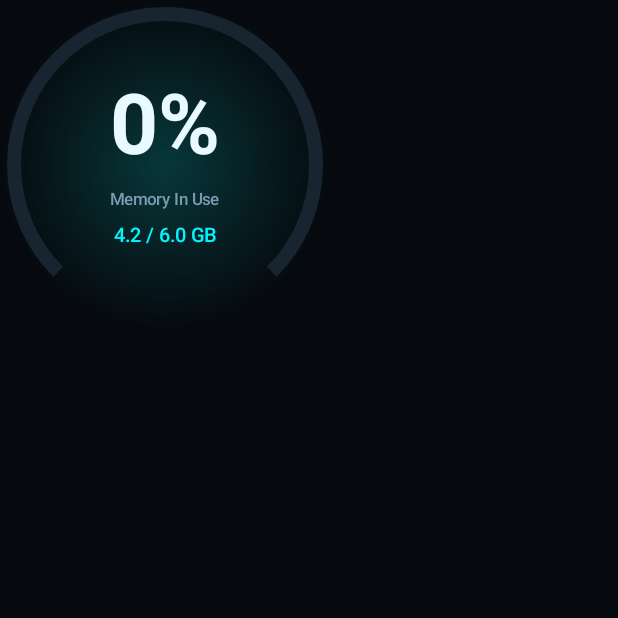
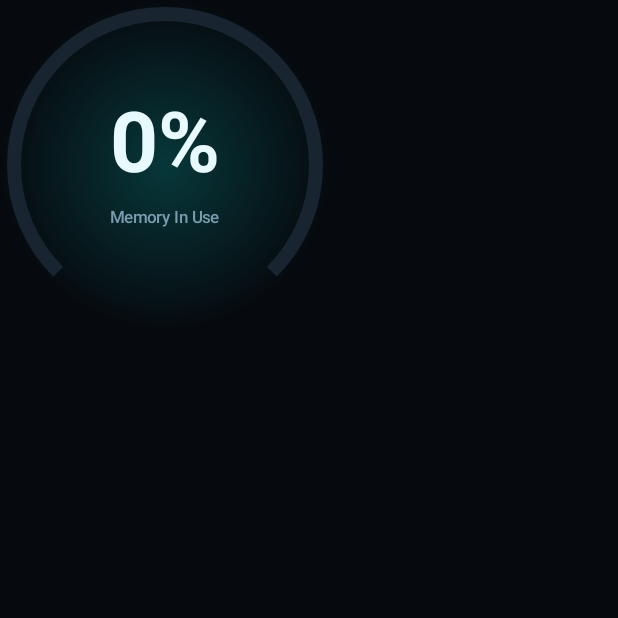
Before and after one commit to victormart43210-ship-it/CoreGuard-Android, an Android app built with Jetpack Compose: the composable NeonCircularGauge called with empty values, on a phone screen of 412 x 824 dp, the top half of it. Run offline under Robolectric (Android 15) with nearby library versions, the phone set to English and light mode, and no system bars; 4 statements that could not run were skipped.

Commit message:
fix: address code review findings in Theme and Components
- Theme.kt: use safe cast (as?) for Activity in SideEffect
- Theme.kt: document dark-only intent for unused darkTheme param
- Components.kt: clamp percent to 0-100 in NeonCircularGauge
- Components.kt: clamp value to 0-100 in CpuBar
- Components.kt: parameterize label and valueText in NeonCircularGauge

```diff
--- a/app/src/main/java/com/coldboar/coreguard/ui/components/Components.kt
+++ b/app/src/main/java/com/coldboar/coreguard/ui/components/Components.kt
@@ -174,8 +174,14 @@ private fun androidx.compose.ui.graphics.drawscope.DrawScope.drawSigil(
 }
 
 @Composable
-fun NeonCircularGauge(percent: Float, sizeDp: Dp = 220.dp) {
-    val animated by animateFloatAsState(targetValue = percent / 100f, label = "gauge")
+fun NeonCircularGauge(
+    percent: Float,
+    sizeDp: Dp = 220.dp,
+    label: String = "Memory In Use",
+    valueText: String = ""
+) {
+    val clamped = percent.coerceIn(0f, 100f)
+    val animated by animateFloatAsState(targetValue = clamped / 100f, label = "gauge")
     Box(Modifier.size(sizeDp), contentAlignment = Alignment.Center) {
         Canvas(Modifier.fillMaxSize()) {
             val s = this.size
@@ -218,25 +224,27 @@ fun NeonCircularGauge(percent: Float, sizeDp: Dp = 220.dp) {
         }
         Column(horizontalAlignment = Alignment.CenterHorizontally) {
             Text(
-                "${percent.toInt()}%",
+                "${clamped.toInt()}%",
                 color = TextHigh, fontSize = 56.sp, fontWeight = FontWeight.Bold
             )
             Spacer(Modifier.height(4.dp))
             Text(
-                "Memory In Use",
+                label,
                 color = TextMid, fontSize = 11.sp, fontWeight = FontWeight.Medium
             )
-            Text(
-                "4.2 / 6.0 GB",
-                color = CyanPrimary, fontSize = 13.sp, fontWeight = FontWeight.SemiBold
-            )
+            if (valueText.isNotEmpty()) {
+                Text(
+                    valueText,
+                    color = CyanPrimary, fontSize = 13.sp, fontWeight = FontWeight.SemiBold
+                )
+            }
         }
     }
 }
 
 @Composable
 fun CpuBar(value: Int) {
-    val pct = value / 100f
+    val pct = value.coerceIn(0, 100) / 100f
     Column {
         Row(
             Modifier.fillMaxWidth(),
--- a/app/src/main/java/com/coldboar/coreguard/ui/theme/Theme.kt
+++ b/app/src/main/java/com/coldboar/coreguard/ui/theme/Theme.kt
@@ -12,7 +12,9 @@ import androidx.core.view.WindowCompat
 
 @Composable
 fun CoreGuardTheme(
-    darkTheme: Boolean = isSystemInDarkTheme(),
+    // CoreGuard is dark-only; this parameter is kept for API compatibility and
+    // to allow callers to opt-in to system-theme changes in a future light variant.
+    @Suppress("UNUSED_PARAMETER") darkTheme: Boolean = isSystemInDarkTheme(),
     content: @Composable () -> Unit
 ) {
     val colors = darkColorScheme(
@@ -35,7 +37,7 @@ fun CoreGuardTheme(
     val view = LocalView.current
     if (!view.isInEditMode) {
         SideEffect {
-            val window = (view.context as Activity).window
+            val window = (view.context as? Activity)?.window ?: return@SideEffect
             window.statusBarColor = AbyssBlack.toArgb()
             WindowCompat.getInsetsController(window, view)
                 .isAppearanceLightStatusBars = false
```
